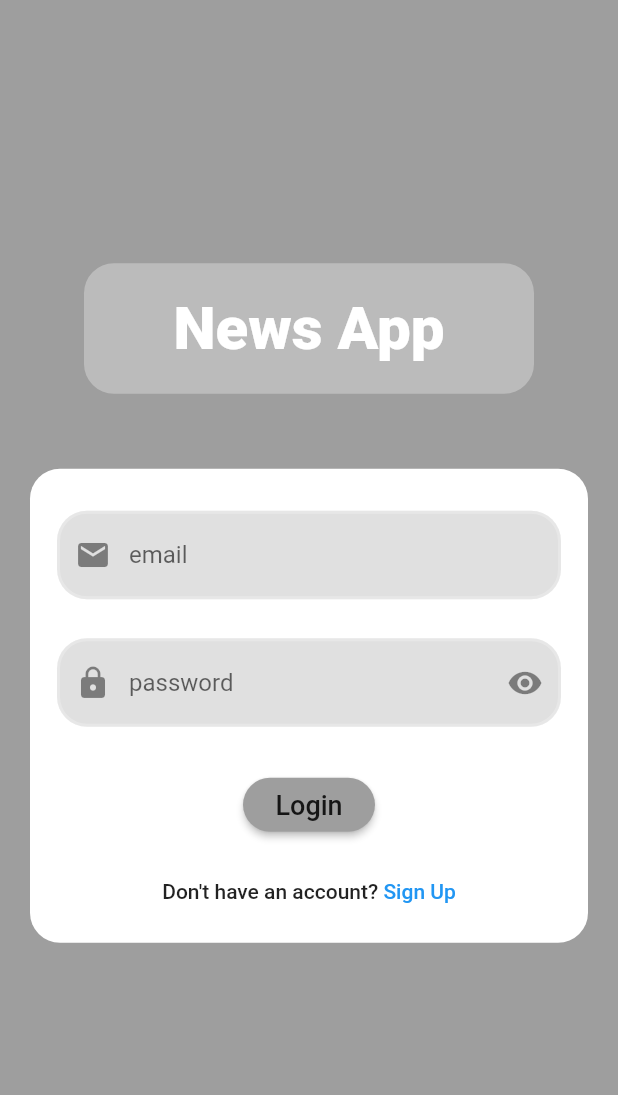
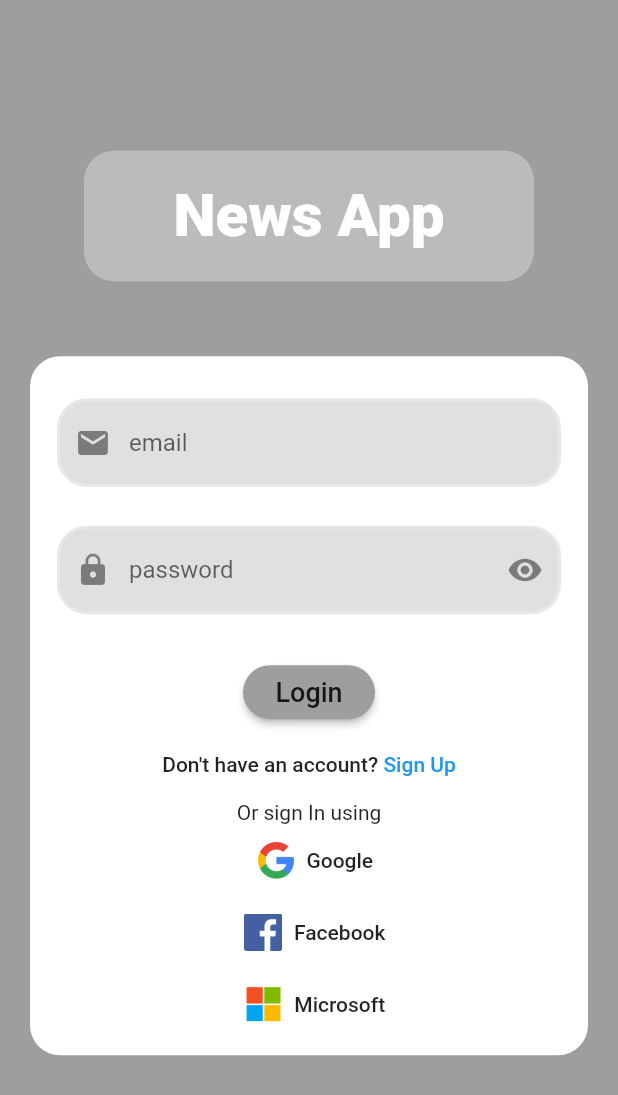
Before and after one commit to SanketSarmalkar/News_App_using_Flutter, a Flutter app: the screen it shows after launch, on a phone screen of 412 x 824 dp. Shown: the top 1095 px of the screen. Run offline on Flutter 3.47's test engine with Material 2 defaults, Android fonts, the phone set to English and light mode, and no system bars; our stand-ins replace dropdown_button2, firebase_auth, firebase_core, get, shared_preferences, webview_flutter; missing offline and left inert: animated_card, country_icons; accounts and stored records are empty; Roboto replaces fonts that are missing (avenir).

Commit message:
other means of authentication initiated

```diff
--- a/lib/components/side_bar.dart
+++ b/lib/components/side_bar.dart
@@ -228,7 +228,7 @@ class _SideBarContentState extends State<SideBarContent> {
                   Get.snackbar(
                     "Success",
                     "Signed Out Successfully",
-                    icon: Icon(Icons.error, color: Colors.white),
+                    icon: Icon(Icons.check, color: Colors.green),
                     backgroundColor: Colors.black12,
                     snackPosition: SnackPosition.BOTTOM,
                   );
--- a/lib/screens/authentication/login.dart
+++ b/lib/screens/authentication/login.dart
@@ -15,6 +15,7 @@ class Login extends StatelessWidget {
   @override
   Widget build(BuildContext context) {
     return Obx(()=> Scaffold(
+      resizeToAvoidBottomInset: false,
         body: Container(
           color: Colors.grey,
           child: Center(
@@ -169,9 +170,6 @@ class Login extends StatelessWidget {
                               style: TextStyle(fontSize: 18),
                             ),
                           ),
-                          SizedBox(
-                            height: 10,
-                          ),
                           MaterialButton(
                             onPressed: () {
                               Get.toNamed("/signup");
@@ -184,6 +182,47 @@ class Login extends StatelessWidget {
                               ],
                             ),
                           ),
+                          Text("Or sign In using"),
+                          MaterialButton(
+                            onPressed: (){},
+                            child: Row(
+                              mainAxisAlignment: MainAxisAlignment.center,
+                              children: [
+                                Padding(
+                                  padding: const EdgeInsets.all(8.0),
+                                  child: Image.asset('images/google.png',height: 25,),
+                                ),
+                                Text("Google"),
+                              ],
+                            ),
+                          ),
+                          MaterialButton(
+                            onPressed: (){},
+                            child: Row(
+                              mainAxisAlignment: MainAxisAlignment.center,
+                              children: [
+                                Padding(
+                                  padding: const EdgeInsets.all(8.0),
+                                  child: Image.asset('images/Facebook.png',height: 25,),
+                                ),
+                                Text("Facebook"),
+                              ],
+                            ),
+                          ),
+                          MaterialButton(
+                            onPressed: (){},
+                            child: Row(
+                              mainAxisAlignment: MainAxisAlignment.center,
+                              children: [
+                                Padding(
+                                  padding: const EdgeInsets.all(8.0),
+                                  child: Image.asset('images/Microsoft.png',height: 25,),
+                                ),
+                                Text("Microsoft"),
+                              ],
+                            ),
+                          )
+
                         ],
                       ),
                     ),
--- a/lib/services/auth.dart
+++ b/lib/services/auth.dart
@@ -33,7 +33,7 @@ class AuthService{
     try{
       UserCredential result = await _auth.createUserWithEmailAndPassword(email: email, password: password);
       User? user = result.user;
-
+      await user!.sendEmailVerification();
       return _userFromFirebaseUser(user);
     }catch(e){
       print(e.toString());
--- a/pubspec.yaml
+++ b/pubspec.yaml
@@ -75,6 +75,10 @@ flutter:
   # assets:
   #   - images/a_dot_burr.jpeg
   #   - images/a_dot_ham.jpeg
+  assets:
+    - images/google.png
+    - images/Facebook.png
+    - images/Microsoft.png
 
   # An image asset can refer to one or more resolution-specific "variants", see
   # https://flutter.dev/assets-and-images/#resolution-aware
```
Also changed, not shown: images/Facebook.png (added), images/Microsoft.png (added), images/google.png (added).
